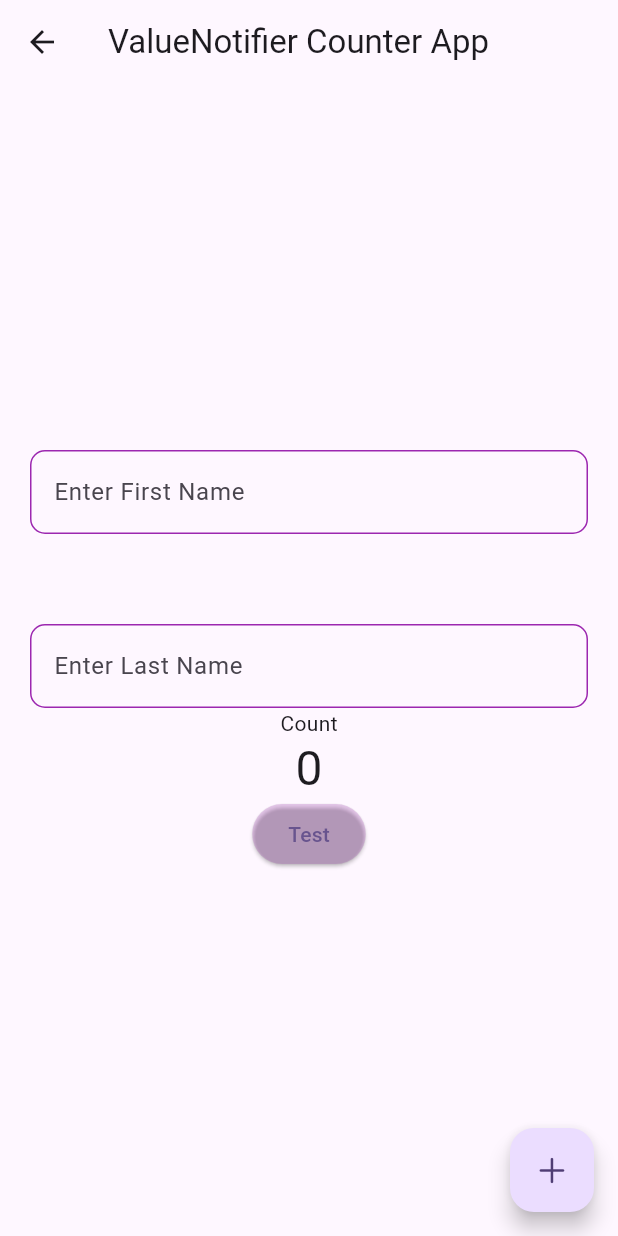
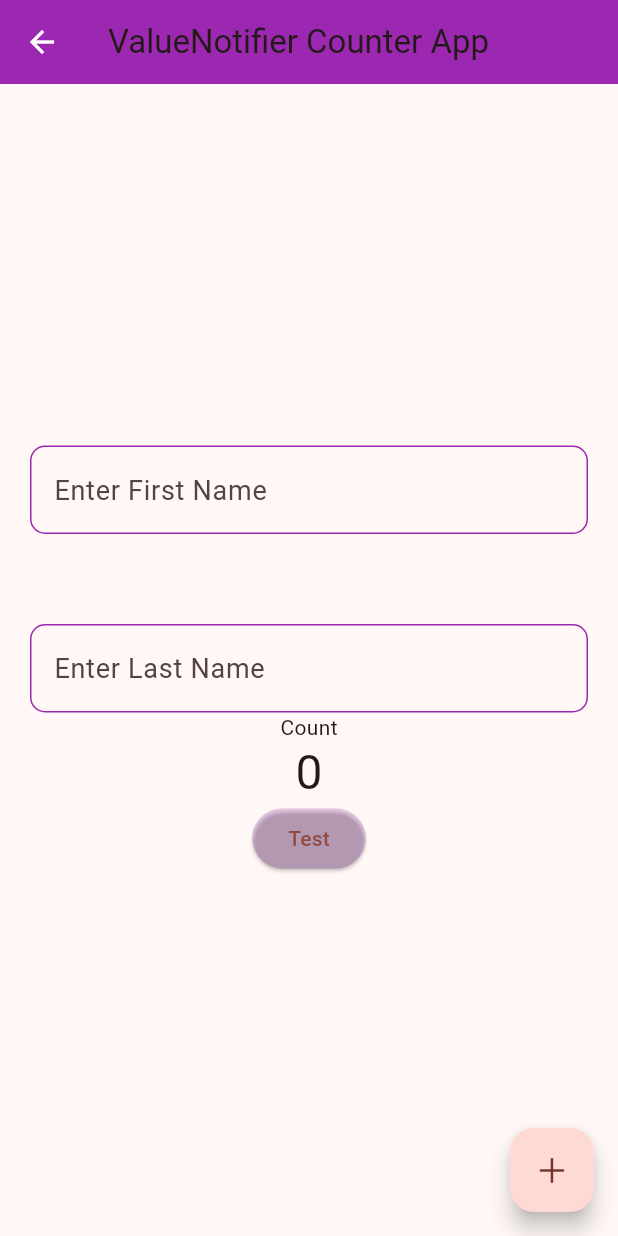
Before and after one commit to francisnatty/practice, a Flutter app: the CounterApp screen opened directly, on a phone screen of 412 x 824 dp. Run offline on Flutter 3.47's test engine with Material 3 defaults, Android fonts, the phone set to English and light mode, and no system bars; our stand-ins replace bloc, dartz, dio, equatable, flutter_bloc, get and 4 more; accounts and stored records are empty; network calls fail.

Commit message:
app theme and hydrated bloc

```diff
--- a/lib/efficient_api_calls/models/posts_model.dart
+++ b/lib/efficient_api_calls/models/posts_model.dart
@@ -23,7 +23,7 @@ class PostModel {
   }
 
   factory PostModel.fromMap(Map<String, dynamic> map) {
-    print(map.toString());
+
     return PostModel(
       userId: map['userId'] as int,
       id: map['id'] as int,
--- a/lib/efficient_api_calls/repository/data_repository.dart
+++ b/lib/efficient_api_calls/repository/data_repository.dart
@@ -18,6 +18,7 @@ class DataRepositorytImpl implements DataRepository {
   @override
   Future<ApiResponse<ListResponse<PostModel>>> getMovies() async {
     var moviesList = await remoteDataSource.getMovies();
+    print(moviesList);
     return moviesList;
   }
 }
--- /dev/null
+++ b/lib/theming/custom_theme.dart
@@ -0,0 +1,34 @@
+import 'package:flutter/material.dart';
+
+ThemeData lightTheme = ThemeData(
+  brightness: Brightness.light,
+  useMaterial3: true,
+  textTheme: const TextTheme(
+    displayLarge: TextStyle(fontSize: 32, fontWeight: FontWeight.bold),
+    bodyLarge: TextStyle(fontSize: 18, color: Colors.black87),
+  ),
+  appBarTheme: const AppBarTheme(
+    color: Colors.purple,
+    iconTheme: IconThemeData(
+      color: Colors.white,
+    ),
+  ),
+  colorScheme: ColorScheme.fromSeed(seedColor: Colors.red),
+);
+
+ThemeData darkTheme = ThemeData(
+    textTheme: const TextTheme(
+      displayLarge: TextStyle(fontSize: 32, fontWeight: FontWeight.bold),
+      bodyLarge: TextStyle(
+        fontSize: 18,
+        color: Colors.white70,
+      ),
+    ),
+    appBarTheme: const AppBarTheme(
+      color: Colors.red,
+      iconTheme: IconThemeData(color: Colors.white),
+    ),
+    colorScheme: ColorScheme.fromSeed(
+      seedColor: Colors.red,
+      brightness: Brightness.dark,
+    ));
--- /dev/null
+++ b/lib/theming/theme_bloc/theme_event.dart
@@ -0,0 +1,8 @@
+import 'package:equatable/equatable.dart';
+
+abstract class ThemeEvent extends Equatable {}
+
+class ToggleTheme extends ThemeEvent {
+  @override
+  List<Object> get props => [];
+}
--- /dev/null
+++ b/lib/theming/theme_bloc/theme_state.dart
@@ -0,0 +1,23 @@
+// ignore_for_file: public_member_api_docs, sort_constructors_first
+import 'package:equatable/equatable.dart';
+import 'package:flutter/material.dart';
+
+abstract class ThemeState extends Equatable {}
+
+class ThemeLight extends ThemeState {
+  final ThemeData themeData;
+  ThemeLight({
+    required this.themeData,
+  });
+  @override
+  List<Object> get props => [themeData];
+}
+
+class ThemeDark extends ThemeState {
+  final ThemeData themeData;
+  ThemeDark({
+    required this.themeData,
+  });
+  @override
+  List<Object> get props => [themeData];
+}
--- a/pubspec.yaml
+++ b/pubspec.yaml
@@ -51,6 +51,8 @@ dependencies:
   intl: ^0.19.0
   dio: ^5.4.3+1
   json_annotation: ^4.9.0
+  hydrated_bloc: ^9.1.5
+  path_provider: ^2.1.3
 
 dev_dependencies:
   flutter_test:
```
Also changed, not shown: lib/clean_archi_tdd_number_trivia/core/dependency_injection/service_locator.dart (added, +12 -0 lines), lib/efficient_api_calls/datasource/remote_datasource.dart (+4 -4 lines), lib/efficient_api_calls/pages/api_test_screen.dart (+9 -9 lines), lib/main.dart (+29 -16 lines), lib/theming/theme_bloc/theme_bloc.dart (added, +35 -0 lines), lib/theming/theme_test.dart (added, +53 -0 lines), pubspec.lock.
